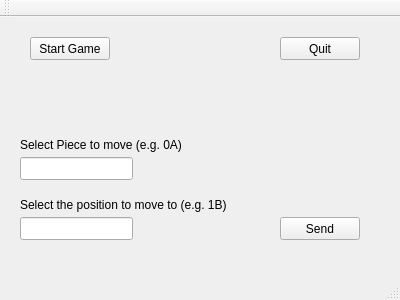
Old version of the form 340Checkers/mainwindow.ui in the repository kzettlmeier/CS340Checkers.
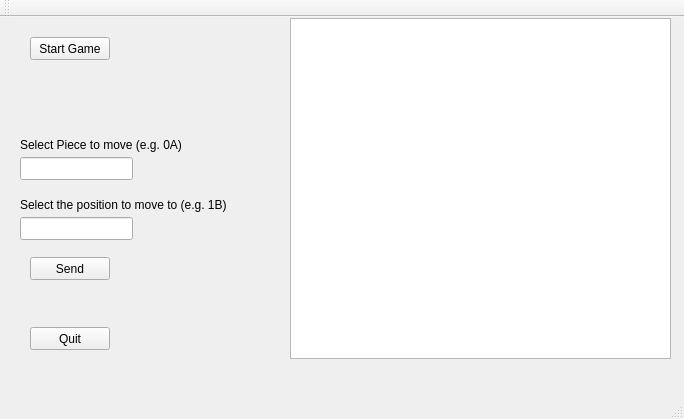
New version of the form.

Diff of the .ui file:
```diff
--- a/340Checkers/mainwindow.ui
+++ b/340Checkers/mainwindow.ui
@@ -6,8 +6,8 @@
    <rect>
     <x>0</x>
     <y>0</y>
-    <width>400</width>
-    <height>300</height>
+    <width>684</width>
+    <height>419</height>
    </rect>
   </property>
   <property name="windowTitle">
@@ -17,8 +17,8 @@
    <widget class="QPushButton" name="SendButton">
     <property name="geometry">
      <rect>
-      <x>280</x>
-      <y>200</y>
+      <x>30</x>
+      <y>240</y>
       <width>80</width>
       <height>23</height>
      </rect>
@@ -89,8 +89,8 @@
    <widget class="QPushButton" name="ExitButton">
     <property name="geometry">
      <rect>
-      <x>280</x>
-      <y>20</y>
+      <x>30</x>
+      <y>310</y>
       <width>80</width>
       <height>23</height>
      </rect>
@@ -99,6 +99,16 @@
      <string>Quit</string>
     </property>
    </widget>
+   <widget class="QGraphicsView" name="gv">
+    <property name="geometry">
+     <rect>
+      <x>290</x>
+      <y>1</y>
+      <width>381</width>
+      <height>341</height>
+     </rect>
+    </property>
+   </widget>
   </widget>
   <widget class="QMenuBar" name="menuBar">
    <property name="geometry">
```
Left out of the diff: 4 changed lines with no effect on the pictures.
